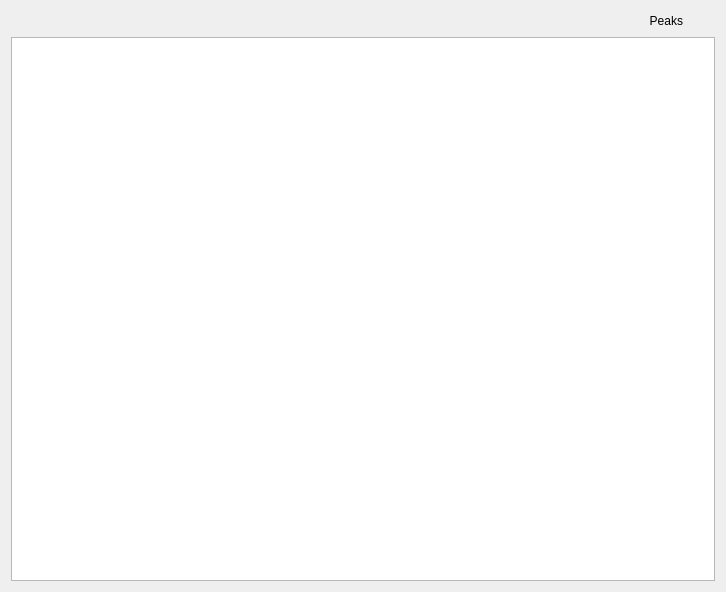
usnistgov/qpx-gamma, file forms/form_peak_fitter.ui: the form before one commit.
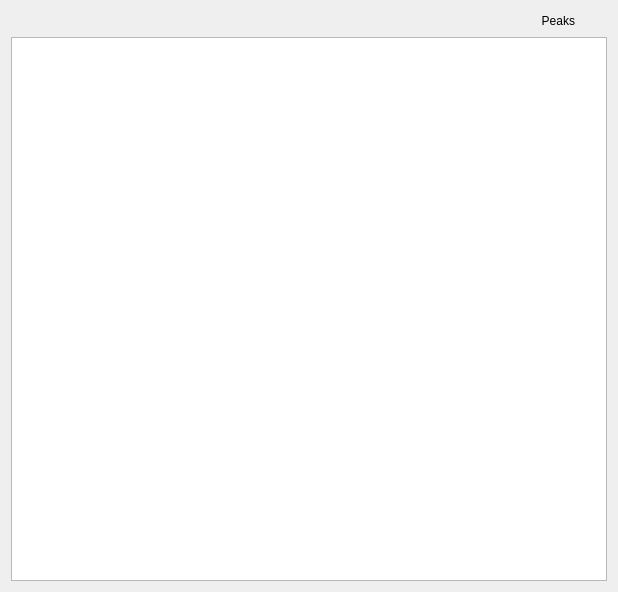
The form after the commit. Icons and pictures are not drawn.

What changed in the file:
```diff
--- a/forms/form_peak_fitter.ui
+++ b/forms/form_peak_fitter.ui
@@ -6,7 +6,7 @@
    <rect>
     <x>0</x>
     <y>0</y>
-    <width>726</width>
+    <width>618</width>
     <height>592</height>
    </rect>
   </property>
@@ -96,7 +96,7 @@
              </property>
              <property name="minimumSize">
               <size>
-               <width>700</width>
+               <width>400</width>
                <height>200</height>
               </size>
              </property>
```
